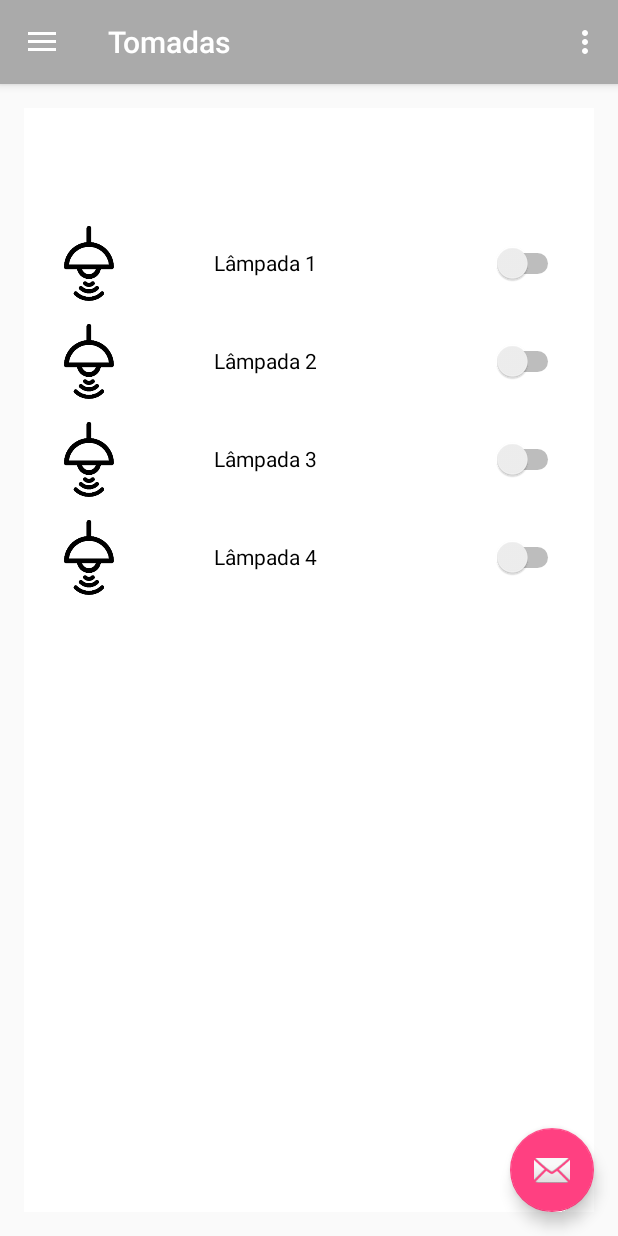
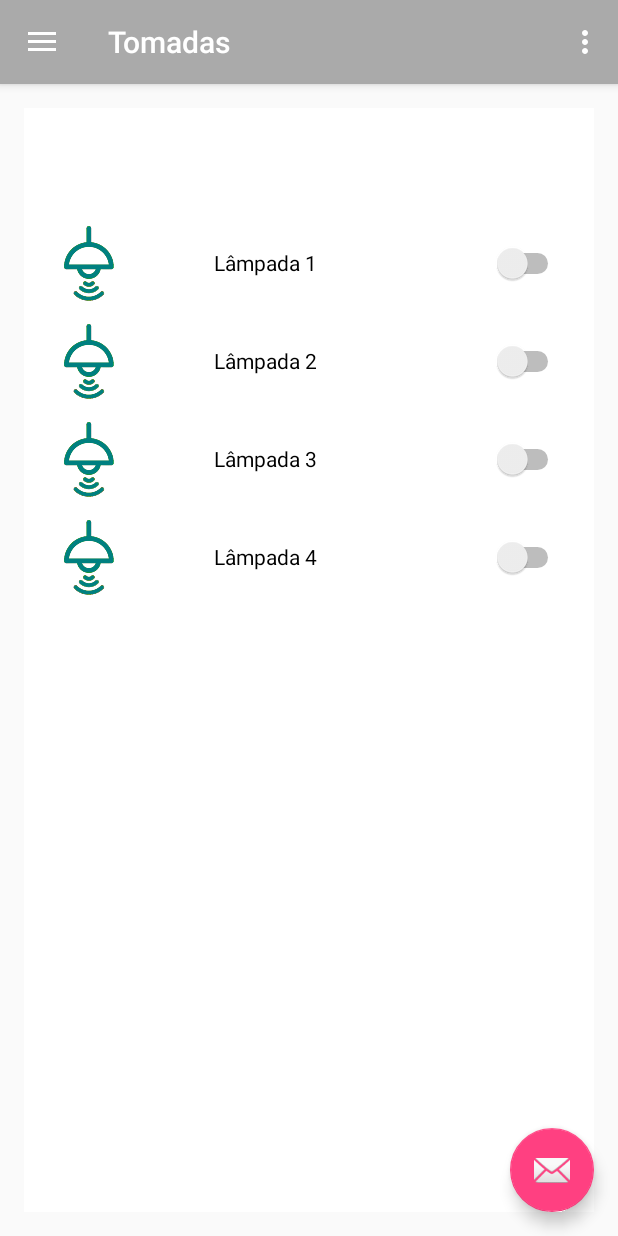
Before and after one commit to mariomenezes/EnergySaver, an Android app: the screen it shows after launch (MainActivity), in the side drawer, after a tap on "Tomadas", on a phone screen of 412 x 824 dp. Run offline under Robolectric (Android 15) with nearby library versions, the phone set to English and light mode, and no system bars; 8 statements that could not run were skipped.

Commit message:
cores dos botoes alteradas

```diff
--- a/app/src/main/res/layout/sensores.xml
+++ b/app/src/main/res/layout/sensores.xml
@@ -4,7 +4,7 @@
     android:layout_width="match_parent"
     android:layout_height="match_parent"
     android:orientation="vertical"
-    android:background="@color/bright_foreground_material_dark"
+    android:background="@mipmap/drawing"
     android:weightSum="1">
 
 </LinearLayout>
--- a/app/src/main/res/layout/tomadas.xml
+++ b/app/src/main/res/layout/tomadas.xml
@@ -24,7 +24,7 @@
             android:layout_height="50dp"
             android:id="@+id/imageView3"
             android:layout_weight="0.10"
-            android:src="@mipmap/lampada"
+            android:src="@mipmap/lampadacolor"
             android:layout_marginLeft="-40dp"
             android:layout_marginTop="8dp" />
 
@@ -49,7 +49,7 @@
             android:layout_height="50dp"
             android:id="@+id/imageView4"
             android:layout_weight="0.10"
-            android:src="@mipmap/lampada"
+            android:src="@mipmap/lampadacolor"
             android:layout_marginLeft="-40dp"
             android:layout_marginTop="8dp" />
 
@@ -73,7 +73,7 @@
             android:layout_height="50dp"
             android:id="@+id/imageView5"
             android:layout_weight="0.10"
-            android:src="@mipmap/lampada"
+            android:src="@mipmap/lampadacolor"
             android:layout_marginLeft="-40dp"
             android:layout_marginTop="8dp" />
 
@@ -97,7 +97,7 @@
             android:layout_height="50dp"
             android:id="@+id/imageView6"
             android:layout_weight="0.10"
-            android:src="@mipmap/lampada"
+            android:src="@mipmap/lampadacolor"
             android:layout_marginLeft="-40dp"
             android:layout_marginTop="8dp" />
 
```
Also changed, not shown: app/src/main/res/layout/lampadas.xml (+4 -4 lines), app/src/main/res/mipmap-hdpi/drawing.png (added), app/src/main/res/mipmap-xhdpi/lampadacolor.png (added), app/src/main/res/mipmap-xhdpi/tomadacolor.png (added), app/src/main/res/mipmap-xxhdpi/sensoresfundo.png (added).
